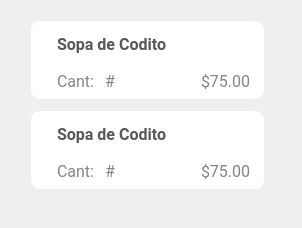
Before: the Qt Designer form El-Patio/mesero/mesero_tarjeta_chica.ui in MrDanielG/IHC-ElPatio, drawn with Qt 5.
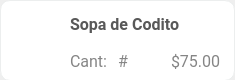
After: the same form once the commit is applied. Icons and pictures are not drawn.

Commit message: Agregar del Menu al Side Bar

```diff
--- a/El-Patio/mesero/mesero_tarjeta_chica.ui
+++ b/El-Patio/mesero/mesero_tarjeta_chica.ui
@@ -6,10 +6,22 @@
    <rect>
     <x>0</x>
     <y>0</y>
-    <width>302</width>
-    <height>228</height>
+    <width>235</width>
+    <height>80</height>
    </rect>
   </property>
+  <property name="minimumSize">
+   <size>
+    <width>235</width>
+    <height>80</height>
+   </size>
+  </property>
+  <property name="maximumSize">
+   <size>
+    <width>235</width>
+    <height>80</height>
+   </size>
+  </property>
   <property name="windowTitle">
    <string>Form</string>
   </property>
@@ -25,10 +37,10 @@
   <widget class="QFrame" name="frame">
    <property name="geometry">
     <rect>
-     <x>30</x>
-     <y>110</y>
+     <x>0</x>
+     <y>0</y>
      <width>235</width>
-     <height>80</height>
+     <height>81</height>
     </rect>
    </property>
    <property name="styleSheet">
@@ -55,13 +67,22 @@
       <number>10</number>
      </property>
      <item>
-      <widget class="QLabel" name="imgPlatillo_3">
+      <widget class="QLabel" name="imgPlatillo">
+       <property name="minimumSize">
+        <size>
+         <width>50</width>
+         <height>50</height>
+        </size>
+       </property>
        <property name="maximumSize">
         <size>
          <width>50</width>
          <height>50</height>
         </size>
        </property>
+       <property name="styleSheet">
+        <string notr="true">background-image: url(:/iconos/resources/menuPrueba.png);</string>
+       </property>
        <property name="text">
         <string/>
        </property>
@@ -76,7 +97,7 @@
      <item>
       <layout class="QVBoxLayout" name="verticalLayout_4">
        <item>
-        <widget class="QLabel" name="nombrePlatillo_3">
+        <widget class="QLabel" name="nombrePlatillo">
          <property name="font">
           <font>
            <family>Roboto</family>
@@ -114,7 +135,7 @@
           </widget>
          </item>
          <item>
-          <widget class="QLabel" name="cantidad_3">
+          <widget class="QLabel" name="cantidad">
            <property name="font">
             <font>
              <family>Roboto</family>
@@ -144,7 +165,7 @@
           </spacer>
          </item>
          <item>
-          <widget class="QLabel" name="precioPlatillo_3">
+          <widget class="QLabel" name="precioPlatillo">
            <property name="font">
             <font>
              <family>Roboto</family>
@@ -167,149 +188,6 @@
     </layout>
    </widget>
   </widget>
-  <widget class="QLabel" name="label">
-   <property name="geometry">
-    <rect>
-     <x>30</x>
-     <y>20</y>
-     <width>235</width>
-     <height>80</height>
-    </rect>
-   </property>
-   <property name="styleSheet">
-    <string notr="true">border-radius: 10px;
-background-color: #fff;
-border: 1px solid #ECEEEE;</string>
-   </property>
-   <property name="text">
-    <string/>
-   </property>
-  </widget>
-  <widget class="QWidget" name="layoutWidget">
-   <property name="geometry">
-    <rect>
-     <x>40</x>
-     <y>30</y>
-     <width>211</width>
-     <height>65</height>
-    </rect>
-   </property>
-   <layout class="QHBoxLayout" name="horizontalLayout_2">
-    <property name="spacing">
-     <number>10</number>
-    </property>
-    <item>
-     <widget class="QLabel" name="imgPlatillo">
-      <property name="maximumSize">
-       <size>
-        <width>50</width>
-        <height>50</height>
-       </size>
-      </property>
-      <property name="text">
-       <string/>
-      </property>
-      <property name="pixmap">
-       <pixmap>:/iconos/resources/menuPrueba.png</pixmap>
-      </property>
-      <property name="scaledContents">
-       <bool>true</bool>
-      </property>
-     </widget>
-    </item>
-    <item>
-     <layout class="QVBoxLayout" name="verticalLayout">
-      <item>
-       <widget class="QLabel" name="nombrePlatillo">
-        <property name="font">
-         <font>
-          <family>Roboto</family>
-          <pointsize>12</pointsize>
-          <weight>75</weight>
-          <bold>true</bold>
-         </font>
-        </property>
-        <property name="styleSheet">
-         <string notr="true">color:#585858;
-</string>
-        </property>
-        <property name="text">
-         <string>Sopa de Codito</string>
-        </property>
-       </widget>
-      </item>
-      <item>
-       <layout class="QHBoxLayout" name="horizontalLayout">
-        <item>
-         <widget class="QLabel" name="laberCantidad">
-          <property name="font">
-           <font>
-            <family>Roboto</family>
-            <pointsize>12</pointsize>
-           </font>
-          </property>
-          <property name="styleSheet">
-           <string notr="true">color:#858585;
-</string>
-          </property>
-          <property name="text">
-           <string>Cant:</string>
-          </property>
-         </widget>
-        </item>
-        <item>
-         <widget class="QLabel" name="cantidad">
-          <property name="font">
-           <font>
-            <family>Roboto</family>
-            <pointsize>12</pointsize>
-           </font>
-          </property>
-          <property name="styleSheet">
-           <string notr="true">color:#858585;
-</string>
-          </property>
-          <property name="text">
-           <string>#</string>
-          </property>
-         </widget>
-        </item>
-        <item>
-         <spacer name="horizontalSpacer">
-          <property name="orientation">
-           <enum>Qt::Horizontal</enum>
-          </property>
-          <property name="sizeHint" stdset="0">
-           <size>
-            <width>40</width>
-            <height>20</height>
-           </size>
-          </property>
-         </spacer>
-        </item>
-        <item>
-         <widget class="QLabel" name="precioPlatillo">
-          <property name="font">
-           <font>
-            <family>Roboto</family>
-            <pointsize>12</pointsize>
-           </font>
-          </property>
-          <property name="styleSheet">
-           <string notr="true">color:#858585;
-</string>
-          </property>
-          <property name="text">
-           <string>$75.00</string>
-          </property>
-         </widget>
-        </item>
-       </layout>
-      </item>
-     </layout>
-    </item>
-   </layout>
-  </widget>
  </widget>
  <resources/>
  <connections/>
```
Left out of the diff: 8 changed lines with no effect on the pictures. The commit also changes 4 other files.
